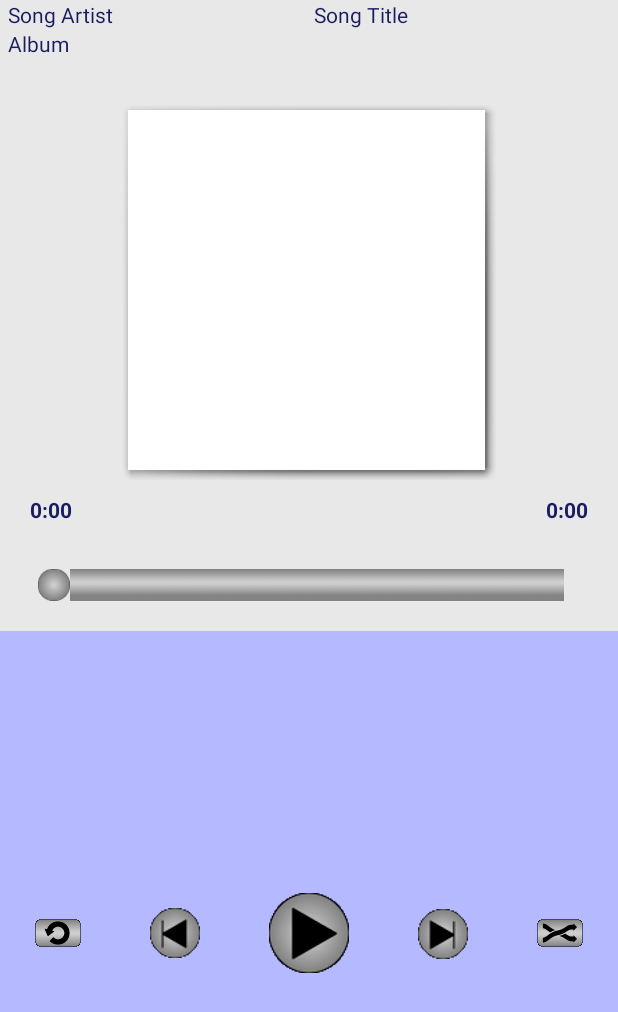
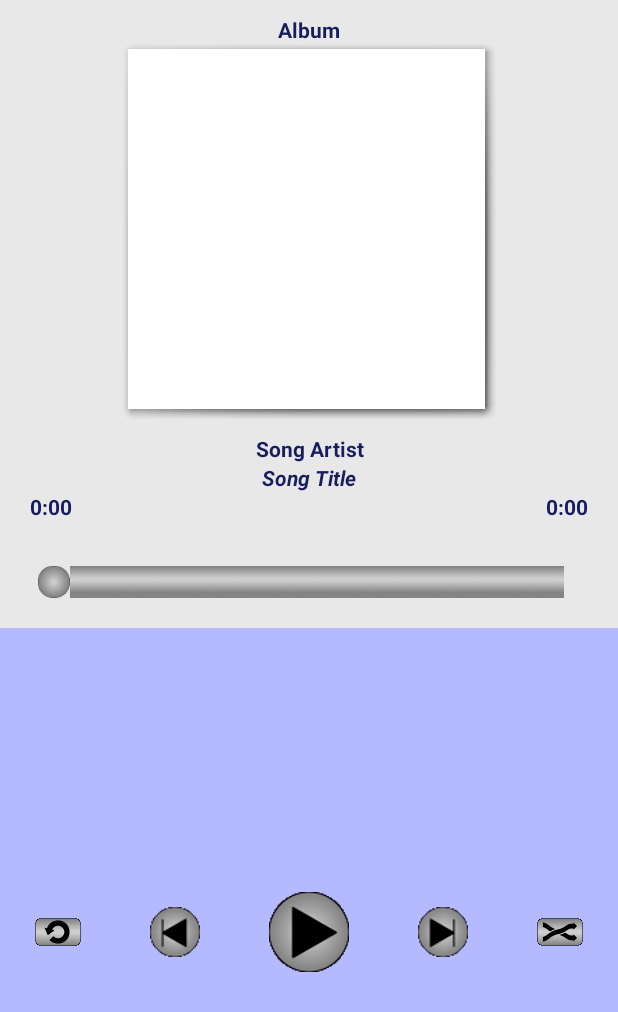
Before and after one commit to szocs08/Mp3Player, an Android app: the screen it shows after launch (PlayerActivity), on a phone screen of 412 x 824 dp. Shown: the top 1012 px of the screen. Run offline under Robolectric (Android 15) with nearby library versions, the phone set to English and light mode, and no system bars; 13 statements that could not run were skipped.

Commit message:
UI Change

```diff
--- a/app/src/main/java/com/example/gbor/mp3player/PlayerActivity.java
+++ b/app/src/main/java/com/example/gbor/mp3player/PlayerActivity.java
@@ -209,11 +209,14 @@ public class PlayerActivity extends FragmentActivity implements
 
     public void playSong(int songIndex) {
         try {
+            playerFragment.updatePlayButton(mp.isPlaying());
             mp.reset();
             mp.setDataSource(playlist.get(songIndex));
             mp.prepare();
             mp.start();
             playListFragment.updateUI(songIndex);
+            playerFragment.updateUI(songIndex);
+
         } catch (IllegalArgumentException | IOException | IllegalStateException e) {
             e.printStackTrace();
         }
--- a/app/src/main/java/com/example/gbor/mp3player/PlayerFragment.java
+++ b/app/src/main/java/com/example/gbor/mp3player/PlayerFragment.java
@@ -98,9 +98,9 @@ public class PlayerFragment extends Fragment implements SeekBar.OnSeekBarChangeL
         songAlbumLabel = (TextView) view.findViewById(R.id.song_album);
         currentTimeLabel = (TextView) view.findViewById(R.id.current_time);
         totalTimeLabel = (TextView) view.findViewById(R.id.end_time);
-        Animation anim = AnimationUtils.loadAnimation(getContext(),R.anim.scrolling);
-        //songArtistLabel.startAnimation(anim );
         songArtistLabel.setSelected(true);
+        songTitleLabel.setSelected(true);
+        songAlbumLabel.setSelected(true);
 
         progressSeekBar.setOnSeekBarChangeListener(this);
 
--- a/app/src/main/res/anim/scrolling.xml
+++ /dev/null
@@ -1,10 +0,0 @@
-<?xml version="1.0" encoding="utf-8"?>
-<set xmlns:android="http://schemas.android.com/apk/res/android">
-    <translate
-        android:duration="5000"
-        android:fromXDelta="0"
-        android:interpolator="@android:anim/linear_interpolator"
-        android:repeatCount="infinite"
-        android:repeatMode="reverse"
-        android:toXDelta="-75%"/>
-</set>
--- a/app/src/main/res/layout/player_layout.xml
+++ b/app/src/main/res/layout/player_layout.xml
@@ -6,64 +6,24 @@
 
     <!-- Song properties -->
     <LinearLayout
-        android:id="@+id/song_properties"
+        android:id="@+id/song_thumbnail"
         android:layout_width="match_parent"
-        android:layout_height="60dp"
-        android:layout_alignParentTop="true"
-        android:background="@color/background_color"
+        android:layout_height="wrap_content"
         android:gravity="center"
         android:orientation="vertical"
-        android:paddingLeft="5dp"
-        android:paddingRight="5dp">
-
-        <LinearLayout
-            android:id="@+id/song_title_artist"
-            android:layout_width="match_parent"
-            android:layout_height="wrap_content"
-            android:orientation="horizontal">
-
-            <TextView
-                android:id="@+id/song_artist"
-                android:layout_width="wrap_content"
-                android:layout_height="wrap_content"
-                android:layout_weight="1"
-                android:text="@string/song_artist"
-                android:textColor="@color/text_color"
-                android:singleLine="true"
-                android:ellipsize="marquee"
-                android:marqueeRepeatLimit="marquee_forever"
-                android:scrollHorizontally="true"/>
-
-            <TextView
-                android:id="@+id/song_title"
-                android:layout_width="wrap_content"
-                android:layout_height="wrap_content"
-                android:layout_weight="1"
-                android:text="@string/song_title"
-                android:textColor="@color/text_color" />
-        </LinearLayout>
+        android:paddingBottom="10dp"
+        android:paddingTop="10dp"
+        android:weightSum="1">
 
         <TextView
             android:id="@+id/song_album"
             android:layout_width="match_parent"
-            android:layout_height="0dp"
-            android:layout_weight="1"
+            android:layout_height="wrap_content"
+            android:gravity="center"
             android:text="@string/album"
-            android:textColor="@color/text_color" />
-
-    </LinearLayout>
-
-    <!-- Song thumbnail -->
-    <LinearLayout
-        android:id="@+id/song_thumbnail"
-        android:layout_width="match_parent"
-        android:layout_height="wrap_content"
-        android:layout_below="@+id/song_properties"
-        android:gravity="center"
-        android:orientation="horizontal"
-        android:paddingBottom="10dp"
-        android:paddingTop="10dp"
-        android:weightSum="1">
+            android:textAlignment="center"
+            android:textColor="@color/text_color"
+            android:textStyle="bold" />
 
         <ImageView
             android:id="@+id/song_album_thumbnail"
@@ -75,12 +35,51 @@
 
     </LinearLayout>
 
+    <LinearLayout
+        android:id="@+id/song_title_artist"
+        android:layout_width="match_parent"
+        android:layout_height="wrap_content"
+        android:layout_below="@+id/song_thumbnail"
+        android:orientation="vertical">
+
+        <TextView
+            android:id="@+id/song_artist"
+            android:layout_width="match_parent"
+            android:layout_height="wrap_content"
+            android:ellipsize="marquee"
+            android:gravity="center"
+            android:marqueeRepeatLimit="marquee_forever"
+            android:scrollHorizontally="true"
+            android:singleLine="true"
+            android:text="@string/song_artist"
+            android:textAlignment="center"
+            android:textColor="@color/text_color"
+            android:textStyle="bold" />
+
+        <TextView
+            android:id="@+id/song_title"
+            android:layout_width="match_parent"
+            android:layout_height="wrap_content"
+            android:ellipsize="marquee"
+            android:gravity="center"
+            android:marqueeRepeatLimit="marquee_forever"
+            android:scrollHorizontally="true"
+            android:singleLine="true"
+            android:text="@string/song_title"
+            android:textAlignment="center"
+            android:textColor="@color/text_color"
+            android:textStyle="bold|italic" />
+    </LinearLayout>
+
+    <!-- Song thumbnail -->
+
     <!-- Song duraion -->
+
     <LinearLayout
         android:id="@+id/seek_duration"
         android:layout_width="match_parent"
         android:layout_height="wrap_content"
-        android:layout_below="@+id/song_thumbnail"
+        android:layout_below="@+id/song_title_artist"
         android:orientation="vertical">
 
         <LinearLayout
--- a/app/src/main/res/values-w820dp/dimens.xml
+++ b/app/src/main/res/values-w820dp/dimens.xml
@@ -2,5 +2,4 @@
     <!-- Example customization of dimensions originally defined in res/values/dimens.xml
          (such as screen margins) for screens with more than 820dp of available width. This
          would include 7" and 10" devices in landscape (~960dp and ~1280dp respectively). -->
-    <dimen name="activity_horizontal_margin">64dp</dimen>
 </resources>
--- a/app/src/main/res/values/strings.xml
+++ b/app/src/main/res/values/strings.xml
@@ -2,11 +2,9 @@
     <string name="app_name">Mp3 Player</string>
     <string name="start_time">0:00</string>
     <string name="end_time">0:00</string>
-    <string name="hyphen">-</string>
     <string name="album">Album</string>
     <string name="song_artist">Song Artist</string>
     <string name="song_title">Song Title</string>
-    <string name="last_song">Last song</string>
     <string name="no_repeat_end">The last song on the playlist</string>
     <string name="no_repeat_start">The first song on the playlist</string>
     <string name="default_folder">/sdcard</string>
--- a/app/src/main/res/values/styles.xml
+++ b/app/src/main/res/values/styles.xml
@@ -15,6 +15,4 @@
 
     <style name="AppTheme.AppBarOverlay" parent="ThemeOverlay.AppCompat.Dark.ActionBar" />
 
-    <style name="AppTheme.PopupOverlay" parent="ThemeOverlay.AppCompat.Light" />
-
 </resources>
```
